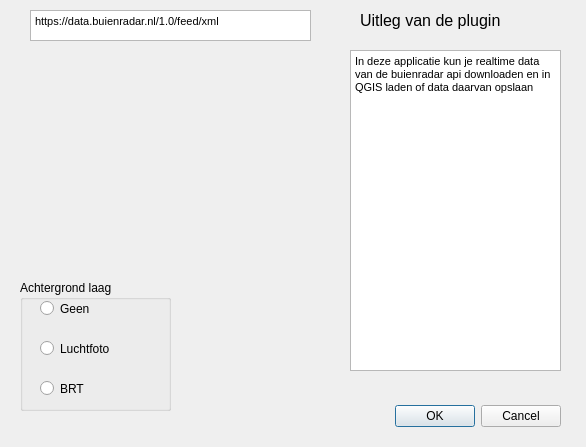
Before: the Qt Designer form buienradar_plugin_dialog_base.ui in jeroenvanderzwam/buienradar, drawn with Qt 5.
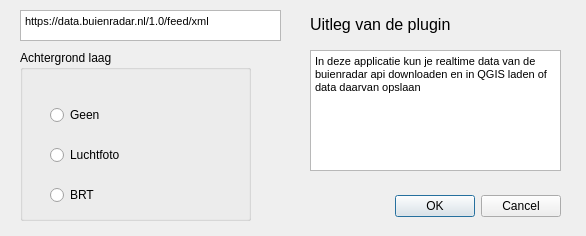
After: the same form once the commit is applied.

What changed in the file:
```diff
--- a/buienradar_plugin_dialog_base.ui
+++ b/buienradar_plugin_dialog_base.ui
@@ -7,18 +7,24 @@
     <x>0</x>
     <y>0</y>
     <width>586</width>
-    <height>447</height>
+    <height>236</height>
    </rect>
   </property>
+  <property name="sizePolicy">
+   <sizepolicy hsizetype="Fixed" vsizetype="Fixed">
+    <horstretch>0</horstretch>
+    <verstretch>0</verstretch>
+   </sizepolicy>
+  </property>
   <property name="windowTitle">
    <string>Buienradar Plugin</string>
   </property>
   <widget class="QDialogButtonBox" name="button_box">
    <property name="geometry">
     <rect>
-     <x>220</x>
-     <y>400</y>
-     <width>341</width>
+     <x>350</x>
+     <y>190</y>
+     <width>211</width>
      <height>32</height>
     </rect>
    </property>
@@ -29,13 +35,46 @@
     <set>QDialogButtonBox::Cancel|QDialogButtonBox::Ok</set>
    </property>
   </widget>
+  <widget class="QLabel" name="label">
+   <property name="geometry">
+    <rect>
+     <x>310</x>
+     <y>10</y>
+     <width>251</width>
+     <height>30</height>
+    </rect>
+   </property>
+   <property name="text">
+    <string>&lt;html&gt;&lt;head/&gt;&lt;body&gt;&lt;p&gt;&lt;span style=&quot; font-size:12pt;&quot;&gt;Uitleg van de plugin&lt;/span&gt;&lt;/p&gt;&lt;/body&gt;&lt;/html&gt;</string>
+   </property>
+  </widget>
+  <widget class="QTextEdit" name="textEdit_2">
+   <property name="geometry">
+    <rect>
+     <x>310</x>
+     <y>50</y>
+     <width>251</width>
+     <height>121</height>
+    </rect>
+   </property>
+   <property name="html">
+    <string>&lt;!DOCTYPE HTML PUBLIC &quot;-//W3C//DTD HTML 4.0//EN&quot; &quot;http://www.w3.org/TR/REC-html40/strict.dtd&quot;&gt;
+&lt;html&gt;&lt;head&gt;&lt;meta name=&quot;qrichtext&quot; content=&quot;1&quot; /&gt;&lt;style type=&quot;text/css&quot;&gt;
+p, li { white-space: pre-wrap; }
+&lt;/style&gt;&lt;/head&gt;&lt;body style=&quot; font-family:'MS Shell Dlg 2'; font-size:16.2pt; font-weight:400; font-style:normal;&quot;&gt;
+&lt;p style=&quot; margin-top:0px; margin-bottom:0px; margin-left:0px; margin-right:0px; -qt-block-indent:0; text-indent:0px;&quot;&gt;&lt;span style=&quot; font-size:8pt;&quot;&gt;In deze applicatie kun je realtime data van de buienradar api downloaden en in QGIS laden of data daarvan opslaan&lt;/span&gt;&lt;/p&gt;&lt;/body&gt;&lt;/html&gt;</string>
+   </property>
+   <property name="overwriteMode">
+    <bool>true</bool>
+   </property>
+  </widget>
   <widget class="QGroupBox" name="groupBox">
    <property name="geometry">
     <rect>
      <x>20</x>
-     <y>280</y>
-     <width>151</width>
-     <height>131</height>
+     <y>50</y>
+     <width>231</width>
+     <height>171</height>
     </rect>
    </property>
    <property name="title">
@@ -44,10 +83,10 @@
    <widget class="QRadioButton" name="geenBtn">
     <property name="geometry">
      <rect>
-      <x>20</x>
-      <y>20</y>
-      <width>82</width>
-      <height>17</height>
+      <x>30</x>
+      <y>50</y>
+      <width>191</width>
+      <height>30</height>
      </rect>
     </property>
     <property name="text">
@@ -57,10 +96,10 @@
    <widget class="QRadioButton" name="osmBtn">
     <property name="geometry">
      <rect>
-      <x>20</x>
-      <y>60</y>
-      <width>82</width>
-      <height>17</height>
+      <x>30</x>
+      <y>90</y>
+      <width>190</width>
+      <height>30</height>
      </rect>
     </property>
     <property name="text">
@@ -70,10 +109,10 @@
    <widget class="QRadioButton" name="brtBtn">
     <property name="geometry">
      <rect>
-      <x>20</x>
-      <y>100</y>
-      <width>82</width>
-      <height>17</height>
+      <x>30</x>
+      <y>130</y>
+      <width>191</width>
+      <height>30</height>
      </rect>
     </property>
     <property name="text">
@@ -81,45 +120,12 @@
     </property>
    </widget>
   </widget>
-  <widget class="QLabel" name="label">
-   <property name="geometry">
-    <rect>
-     <x>360</x>
-     <y>10</y>
-     <width>171</width>
-     <height>21</height>
-    </rect>
-   </property>
-   <property name="text">
-    <string>&lt;html&gt;&lt;head/&gt;&lt;body&gt;&lt;p&gt;&lt;span style=&quot; font-size:12pt;&quot;&gt;Uitleg van de plugin&lt;/span&gt;&lt;/p&gt;&lt;/body&gt;&lt;/html&gt;</string>
-   </property>
-  </widget>
-  <widget class="QTextEdit" name="textEdit_2">
-   <property name="geometry">
-    <rect>
-     <x>350</x>
-     <y>50</y>
-     <width>211</width>
-     <height>321</height>
-    </rect>
-   </property>
-   <property name="html">
-    <string>&lt;!DOCTYPE HTML PUBLIC &quot;-//W3C//DTD HTML 4.0//EN&quot; &quot;http://www.w3.org/TR/REC-html40/strict.dtd&quot;&gt;
-&lt;html&gt;&lt;head&gt;&lt;meta name=&quot;qrichtext&quot; content=&quot;1&quot; /&gt;&lt;style type=&quot;text/css&quot;&gt;
-p, li { white-space: pre-wrap; }
-&lt;/style&gt;&lt;/head&gt;&lt;body style=&quot; font-family:'MS Shell Dlg 2'; font-size:8.25pt; font-weight:400; font-style:normal;&quot;&gt;
-&lt;p style=&quot; margin-top:0px; margin-bottom:0px; margin-left:0px; margin-right:0px; -qt-block-indent:0; text-indent:0px;&quot;&gt;&lt;span style=&quot; font-size:8pt;&quot;&gt;In deze applicatie kun je realtime data van de buienradar api downloaden en in QGIS laden of data daarvan opslaan&lt;/span&gt;&lt;/p&gt;&lt;/body&gt;&lt;/html&gt;</string>
-   </property>
-   <property name="overwriteMode">
-    <bool>true</bool>
-   </property>
-  </widget>
   <widget class="QTextEdit" name="textEdit">
    <property name="geometry">
     <rect>
-     <x>30</x>
+     <x>20</x>
      <y>10</y>
-     <width>281</width>
+     <width>261</width>
      <height>31</height>
     </rect>
    </property>
@@ -127,7 +133,7 @@
     <string>&lt;!DOCTYPE HTML PUBLIC &quot;-//W3C//DTD HTML 4.0//EN&quot; &quot;http://www.w3.org/TR/REC-html40/strict.dtd&quot;&gt;
 &lt;html&gt;&lt;head&gt;&lt;meta name=&quot;qrichtext&quot; content=&quot;1&quot; /&gt;&lt;style type=&quot;text/css&quot;&gt;
 p, li { white-space: pre-wrap; }
-&lt;/style&gt;&lt;/head&gt;&lt;body style=&quot; font-family:'MS Shell Dlg 2'; font-size:8.25pt; font-weight:400; font-style:normal;&quot;&gt;
+&lt;/style&gt;&lt;/head&gt;&lt;body style=&quot; font-family:'MS Shell Dlg 2'; font-size:16.2pt; font-weight:400; font-style:normal;&quot;&gt;
 &lt;p style=&quot; margin-top:0px; margin-bottom:0px; margin-left:0px; margin-right:0px; -qt-block-indent:0; text-indent:0px;&quot;&gt;&lt;span style=&quot; font-size:8pt;&quot;&gt;https://data.buienradar.nl/1.0/feed/xml&lt;/span&gt;&lt;/p&gt;&lt;/body&gt;&lt;/html&gt;</string>
    </property>
   </widget>
```
